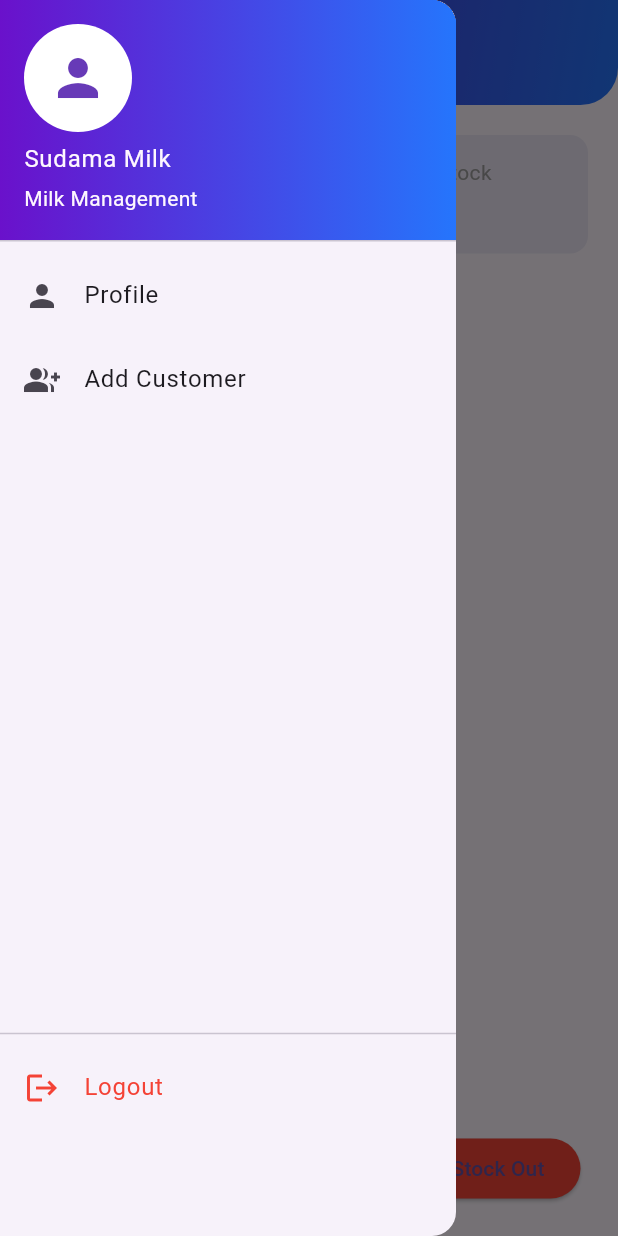
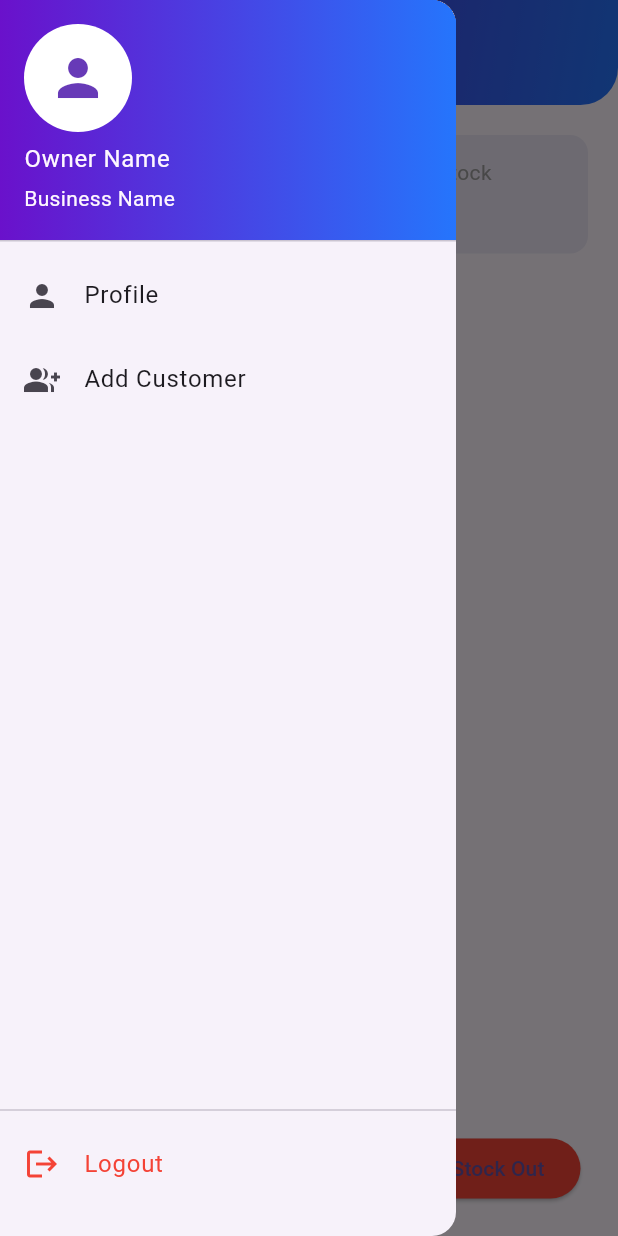
Before and after one commit to umeshsachala/sudama_milk, a Flutter app: the Homescreen screen opened directly, with the side drawer open, on a phone screen of 412 x 824 dp. Run offline on Flutter 3.47's test engine with Material 3 defaults, Android fonts, the phone set to English and light mode, and no system bars; our stand-ins replace cloud_firestore, firebase_auth, firebase_core, google_sign_in, image_picker, timeago; accounts and stored records are empty.

Commit message:
jay hoooooooo00 5555

```diff
--- a/lib/main.dart
+++ b/lib/main.dart
@@ -18,7 +18,7 @@ class MyApp extends StatelessWidget {
   Widget build(BuildContext context) {
     return MaterialApp(
       debugShowCheckedModeBanner: false,
-      home: const splash(),
+      home: const SplashView(),
     );
   }
 }
--- a/lib/screens/home_screen.dart
+++ b/lib/screens/home_screen.dart
@@ -1,6 +1,10 @@
 import 'package:cloud_firestore/cloud_firestore.dart';
+import 'package:firebase_auth/firebase_auth.dart';
 import 'package:flutter/material.dart';
+import 'package:google_sign_in/google_sign_in.dart';
+import 'package:sudama_milk/screens/onboarding_screen.dart';
 import 'package:sudama_milk/screens/profile_screen.dart';
+
 import 'add_customer_screen.dart';
 import 'item_management/add_item_screen.dart';
 import 'item_management/stock_in_screen.dart';
@@ -20,13 +24,30 @@ class _HomescreenState extends State<Homescreen> {
 
   final GlobalKey<ScaffoldState> _scaffoldKey = GlobalKey<ScaffoldState>();
 
+  /// ================= LOGOUT FUNCTION =================
+  Future<void> _logout() async {
+    try {
+      await FirebaseAuth.instance.signOut();
+      await GoogleSignIn.instance.signOut();
+
+      if (!mounted) return;
+      Navigator.pushAndRemoveUntil(
+        context,
+        MaterialPageRoute(builder: (_) => const OnboardingScreen()),
+            (route) => false,
+      );
+    } catch (e) {
+      debugPrint("Logout error: $e");
+    }
+  }
+
   @override
   Widget build(BuildContext context) {
     return Scaffold(
       key: _scaffoldKey,
-      drawer: _appDrawer(context),
+      drawer: _appDrawer(),
 
-      // ---------------- APP BAR ----------------
+      // ================= APP BAR =================
       appBar: PreferredSize(
         preferredSize: const Size.fromHeight(70),
         child: AppBar(
@@ -46,11 +67,9 @@ class _HomescreenState extends State<Homescreen> {
               ),
             ),
           ),
-          titleSpacing: 0,
           title: Row(
             children: [
               const SizedBox(width: 12),
-
               GestureDetector(
                 onTap: () => _scaffoldKey.currentState!.openDrawer(),
                 child: Container(
@@ -61,20 +80,16 @@ class _HomescreenState extends State<Homescreen> {
                   ),
                   child: const Icon(
                     Icons.dashboard_customize_rounded,
-                    size: 26,
                     color: Colors.white,
                   ),
                 ),
               ),
-
               const SizedBox(width: 12),
-
               const Text(
                 "Sudama Milk",
                 style: TextStyle(
                   fontSize: 28,
                   fontWeight: FontWeight.w800,
-                  letterSpacing: 1.3,
                   color: Colors.white,
                 ),
               ),
@@ -83,12 +98,12 @@ class _HomescreenState extends State<Homescreen> {
         ),
       ),
 
-      // ---------------- BODY ----------------
+      // ================= BODY =================
       body: Padding(
         padding: const EdgeInsets.all(20),
         child: Column(
           children: [
-            // -------- STATS --------
+            /// ---------- STATS ----------
             StreamBuilder<QuerySnapshot>(
               stream: itemsRef.snapshots(),
               builder: (context, snap) {
@@ -113,24 +128,8 @@ class _HomescreenState extends State<Homescreen> {
                   child: Row(
                     mainAxisAlignment: MainAxisAlignment.spaceAround,
                     children: [
-                      Column(
-                        children: [
-                          const Text("Total Items",
-                              style: TextStyle(color: Colors.grey)),
-                          Text("$totalItems",
-                              style: const TextStyle(
-                                  fontSize: 20, fontWeight: FontWeight.bold)),
-                        ],
-                      ),
-                      Column(
-                        children: [
-                          const Text("Total Stock",
-                              style: TextStyle(color: Colors.grey)),
-                          Text("$totalStock",
-                              style: const TextStyle(
-                                  fontSize: 20, fontWeight: FontWeight.bold)),
-                        ],
-                      ),
+                      _stat("Total Items", totalItems.toString()),
+                      _stat("Total Stock", totalStock.toString()),
                     ],
                   ),
                 );
@@ -139,7 +138,7 @@ class _HomescreenState extends State<Homescreen> {
 
             const SizedBox(height: 20),
 
-            // -------- ITEM LIST --------
+            /// ---------- ITEM LIST ----------
             Expanded(
               child: StreamBuilder<QuerySnapshot>(
                 stream: itemsRef
@@ -188,7 +187,7 @@ class _HomescreenState extends State<Homescreen> {
         ),
       ),
 
-      // ---------------- FAB ----------------
+      // ================= FAB =================
       floatingActionButton: FloatingActionButton(
         backgroundColor: Colors.deepPurple,
         onPressed: () {
@@ -199,9 +198,10 @@ class _HomescreenState extends State<Homescreen> {
         },
         child: const Icon(Icons.add, color: Colors.white),
       ),
-      floatingActionButtonLocation: FloatingActionButtonLocation.centerDocked,
+      floatingActionButtonLocation:
+      FloatingActionButtonLocation.centerDocked,
 
-      // ---------------- BOTTOM BAR ----------------
+      // ================= BOTTOM BAR =================
       bottomNavigationBar: Container(
         height: 90,
         padding: const EdgeInsets.symmetric(horizontal: 25),
@@ -209,7 +209,8 @@ class _HomescreenState extends State<Homescreen> {
           mainAxisAlignment: MainAxisAlignment.spaceBetween,
           children: [
             ElevatedButton(
-              style: ElevatedButton.styleFrom(backgroundColor: Colors.green),
+              style:
+              ElevatedButton.styleFrom(backgroundColor: Colors.green),
               onPressed: () {
                 Navigator.push(
                   context,
@@ -219,7 +220,8 @@ class _HomescreenState extends State<Homescreen> {
               child: const Text("Stock In"),
             ),
             ElevatedButton(
-              style: ElevatedButton.styleFrom(backgroundColor: Colors.red),
+              style:
+              ElevatedButton.styleFrom(backgroundColor: Colors.red),
               onPressed: () {
                 Navigator.push(
                   context,
@@ -234,10 +236,27 @@ class _HomescreenState extends State<Homescreen> {
     );
   }
 
-  // ---------------- DRAWER ----------------
-  Widget _appDrawer(BuildContext context) {
+  // ================= DRAWER =================
+  Widget _appDrawer() {
     return Drawer(
-      child: Column(
+      child: StreamBuilder<QuerySnapshot>(
+        stream: FirebaseFirestore.instance
+            .collection('profiles')
+            .orderBy('createdAt', descending: true)
+            .limit(1)
+            .snapshots(),
+        builder: (context, snapshot) {
+          String ownerName = "Owner Name";
+          String businessName = "Business Name";
+
+          if (snapshot.hasData && snapshot.data!.docs.isNotEmpty) {
+            final data =
+            snapshot.data!.docs.first.data() as Map<String, dynamic>;
+            ownerName = data['ownerName'] ?? ownerName;
+            businessName = data['businessName'] ?? businessName;
+          }
+
+          return Column(
             children: [
               UserAccountsDrawerHeader(
                 decoration: const BoxDecoration(
@@ -245,12 +264,12 @@ class _HomescreenState extends State<Homescreen> {
                     colors: [Color(0xFF6A11CB), Color(0xFF2575FC)],
                   ),
                 ),
-            accountName: const Text("Sudama Milk"),
-            accountEmail: const Text("Milk Management"),
+                accountName: Text(ownerName),
+                accountEmail: Text(businessName),
                 currentAccountPicture: const CircleAvatar(
                   backgroundColor: Colors.white,
                   child: Icon(Icons.person,
-                  size: 40, color: Colors.deepPurple),
+                      color: Colors.deepPurple, size: 40),
                 ),
               ),
 
@@ -261,7 +280,8 @@ class _HomescreenState extends State<Homescreen> {
                   Navigator.pop(context);
                   Navigator.push(
                     context,
-                MaterialPageRoute(builder: (_) => const ProfileScreen()),
+                    MaterialPageRoute(
+                        builder: (_) => const ProfileScreen()),
                   );
                 },
               ),
@@ -273,22 +293,47 @@ class _HomescreenState extends State<Homescreen> {
                   Navigator.pop(context);
                   Navigator.push(
                     context,
-                MaterialPageRoute(builder: (_) => const AddCustomerScreen()),
+                    MaterialPageRoute(
+                        builder: (_) => const AddCustomerScreen()),
                   );
                 },
               ),
 
-          SizedBox(height: 400,),
+              const Spacer(),
               const Divider(),
 
+              /// LOGOUT
               ListTile(
-            leading: const Icon(Icons.logout, color: Colors.red),
-            title: const Text("Logout",
-                style: TextStyle(color: Colors.red)),
-            onTap: () => Navigator.pop(context),
+                leading:
+                const Icon(Icons.logout, color: Colors.red),
+                title: const Text(
+                  "Logout",
+                  style: TextStyle(color: Colors.red),
                 ),
+                onTap: () async {
+                  Navigator.pop(context);
+                  await _logout();
+                },
+              ),
+
+              const SizedBox(height: 20),
             ],
+          );
+        },
       ),
     );
   }
+
+  Widget _stat(String title, String value) {
+    return Column(
+      children: [
+        Text(title, style: const TextStyle(color: Colors.grey)),
+        Text(
+          value,
+          style:
+          const TextStyle(fontSize: 20, fontWeight: FontWeight.bold),
+        ),
+      ],
+    );
   }
+}
```
Also changed, not shown: lib/screens/splash_screen.dart (+27 -19 lines), pubspec.lock. Lines whose indentation alone changed are shown as unchanged.
